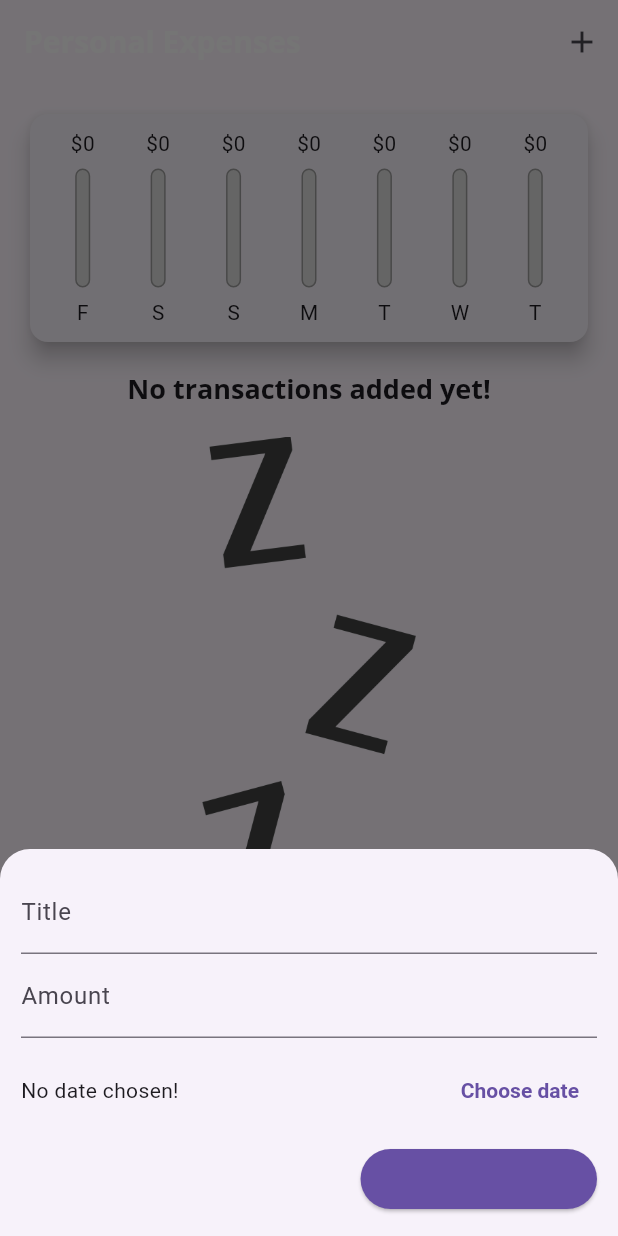
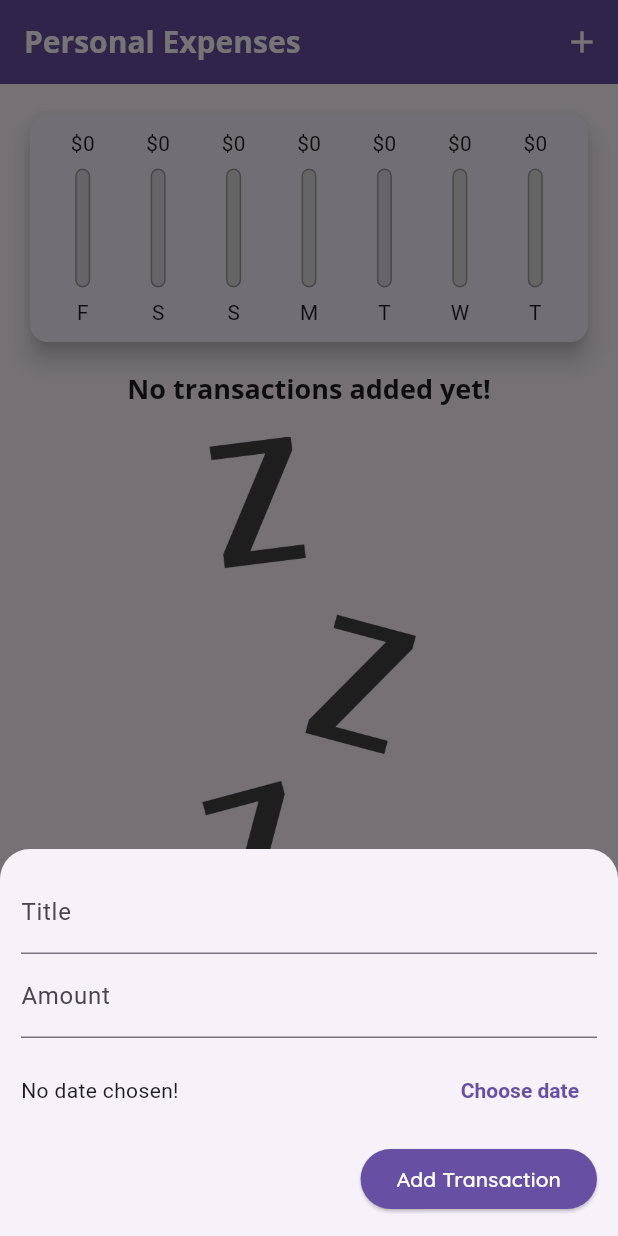
Before and after one commit to yuvraj0028/flutter-expense-tracker, a Flutter app: the screen it shows after launch, after a tap on the "add" icon, on a phone screen of 412 x 824 dp. Run offline on Flutter 3.47's test engine with Material 3 defaults, Android fonts, the phone set to English and light mode, and no system bars.

Commit message:
updated to latest flutter version

```diff
--- a/lib/main.dart
+++ b/lib/main.dart
@@ -45,8 +45,9 @@ class MyApp extends StatelessWidget {
               labelLarge: const TextStyle(color: Colors.white),
             ),
 
-        appBarTheme: const AppBarTheme(
-          titleTextStyle: TextStyle(
+        appBarTheme: AppBarTheme(
+          color: Theme.of(context).primaryColor,
+          titleTextStyle: const TextStyle(
             fontFamily: 'OpenSans',
             fontSize: 20,
             fontWeight: FontWeight.bold,
@@ -182,7 +183,10 @@ class _MyHomePageState extends State<MyHomePage> {
           onPressed: () {
             _startAddNewTransaction(context);
           },
-          icon: const Icon(Icons.add),
+          icon: const Icon(
+            Icons.add,
+            color: Colors.white,
+          ),
           // style: ButtonStyle(iconSize: ),
         ),
       ],
--- a/lib/widgets/new_transaction.dart
+++ b/lib/widgets/new_transaction.dart
@@ -129,6 +129,9 @@ class _NewTransactionState extends State<NewTransaction> {
                 ),
                 child: const Text(
                   'Add Transaction',
+                  style: TextStyle(
+                    color: Colors.white,
+                  ),
                 ),
               ),
             ],
```
Also changed, not shown: pubspec.lock.
